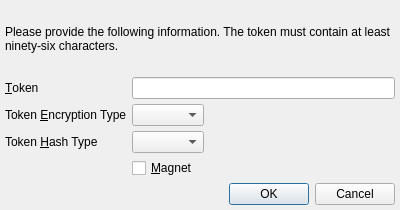
First picture: the form in branches/trunk/GoldBug-UI/adaptiveechoprompt.ui, repository textbrowser/spot-on, before the edit.
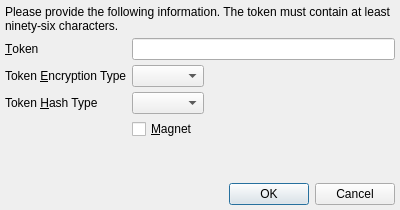
Second picture: the form after the edit. Icons and pictures are not drawn.

The edit to the form file:
```diff
--- a/branches/trunk/GoldBug-UI/adaptiveechoprompt.ui
+++ b/branches/trunk/GoldBug-UI/adaptiveechoprompt.ui
@@ -135,6 +135,19 @@
      </item>
     </layout>
    </item>
+   <item>
+    <spacer name="verticalSpacer">
+     <property name="orientation">
+      <enum>Qt::Vertical</enum>
+     </property>
+     <property name="sizeHint" stdset="0">
+      <size>
+       <width>20</width>
+       <height>40</height>
+      </size>
+     </property>
+    </spacer>
+   </item>
    <item>
     <widget class="QDialogButtonBox" name="buttonBox">
      <property name="orientation">
```
